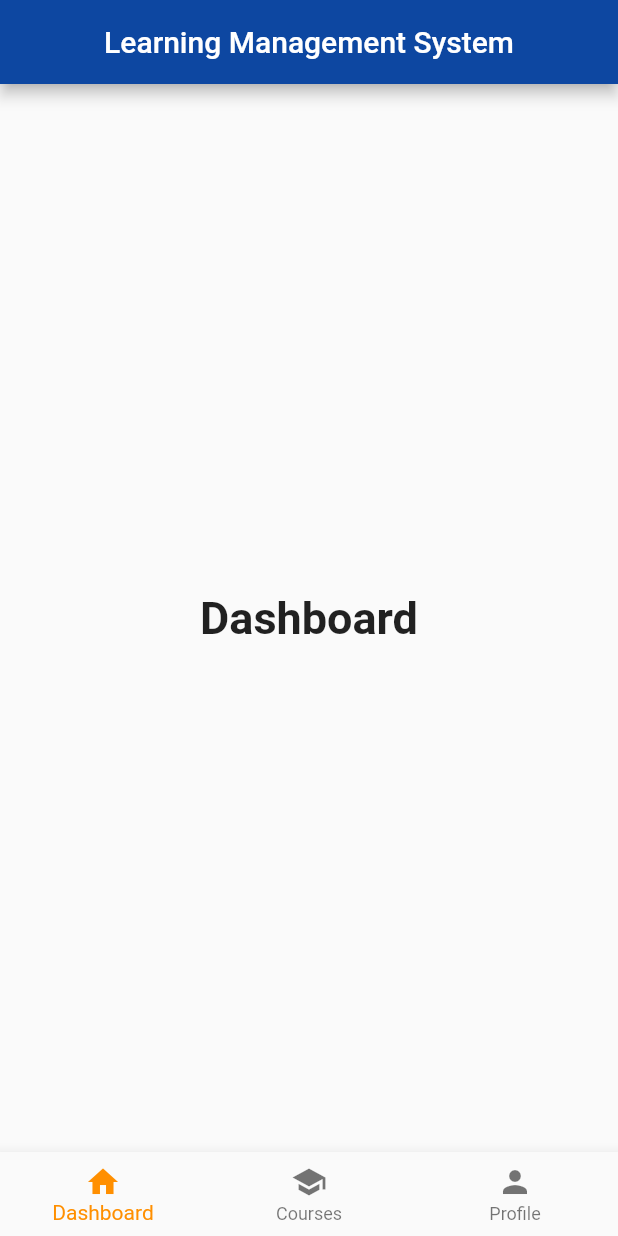
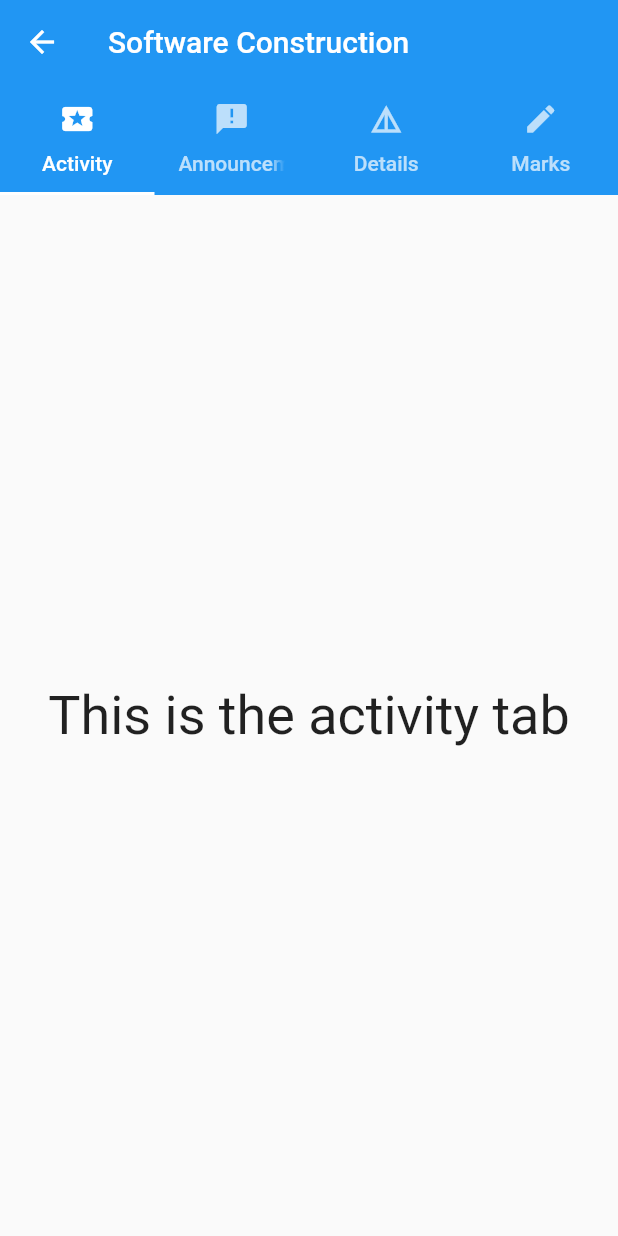
Before and after one commit to nsadisha/lms_android, a Flutter app: the screen it shows after launch, on a phone screen of 412 x 824 dp. Run offline on Flutter 3.47's test engine with Material 2 defaults, Android fonts, the phone set to English and light mode, and no system bars.

Commit message:
course details initiated

```diff
--- a/lib/Main.dart
+++ b/lib/Main.dart
@@ -1,4 +1,5 @@
 import 'package:flutter/material.dart';
+import 'package:lms_android/views/CourseDetails.dart';
 import 'package:lms_android/views/Courses.dart';
 import 'package:lms_android/views/Dashboard.dart';
 import 'package:lms_android/views/Profile.dart';
@@ -14,7 +15,7 @@ class MyApp extends StatelessWidget {
   Widget build(BuildContext context) {
     return const MaterialApp(
       title: _title,
-      home: Home(),
+      home: CourseDetails(courseId: 1,),
     );
   }
 }
--- /dev/null
+++ b/lib/views/CourseDetails.dart
@@ -0,0 +1,55 @@
+import 'package:flutter/material.dart';
+
+class CourseDetails extends StatefulWidget {
+  final int courseId;
+  const CourseDetails({Key? key, required this.courseId}) : super(key: key);
+  //CourseDetails(this.courseId);
+
+  @override
+  State<CourseDetails> createState() => _CourseDetailsState();
+}
+
+class _CourseDetailsState extends State<CourseDetails> {
+
+  final List<Tab> myTabs = <Tab>[
+    const Tab(text: 'Activity', icon: Icon(Icons.local_activity), iconMargin: EdgeInsets.only(bottom: 10),),
+    const Tab(text: 'Announcements', icon: Icon(Icons.announcement),),
+    const Tab(text: 'Details', icon: Icon(Icons.details),),
+    const Tab(text: 'Marks', icon: Icon(Icons.edit))
+  ];
+
+  @override
+  Widget build(BuildContext context) {
+    return DefaultTabController(
+      length: myTabs.length,
+      child: Scaffold(
+        appBar: AppBar(
+          title: const Text("Software Construction"),
+          elevation: 0,
+          leading: IconButton(
+            icon: const Icon(Icons.arrow_back),
+            onPressed: (){
+              Navigator.of(context).pop();
+            },
+          ),
+          bottom: TabBar(
+            tabs: myTabs,
+          ),
+        ),
+        body: Container(
+          child: TabBarView(
+            children: myTabs.map((Tab tab) {
+              final String? label = tab.text?.toLowerCase();
+              return Center(
+                child: Text(
+                  'This is the $label tab',
+                  style: const TextStyle(fontSize: 36),
+                ),
+              );
+            }).toList(),
+          ),
+        ),
+      ),
+    );
+  }
+}
--- /dev/null
+++ b/lib/views/course/student/ActivityTab.dart
@@ -0,0 +1,12 @@
+import 'package:flutter/material.dart';
+
+class ActivityTab extends StatelessWidget {
+  const ActivityTab({Key? key}) : super(key: key);
+
+  @override
+  Widget build(BuildContext context) {
+    return const Center(
+      child: Text("No Activity!"),
+    );
+  }
+}
```
